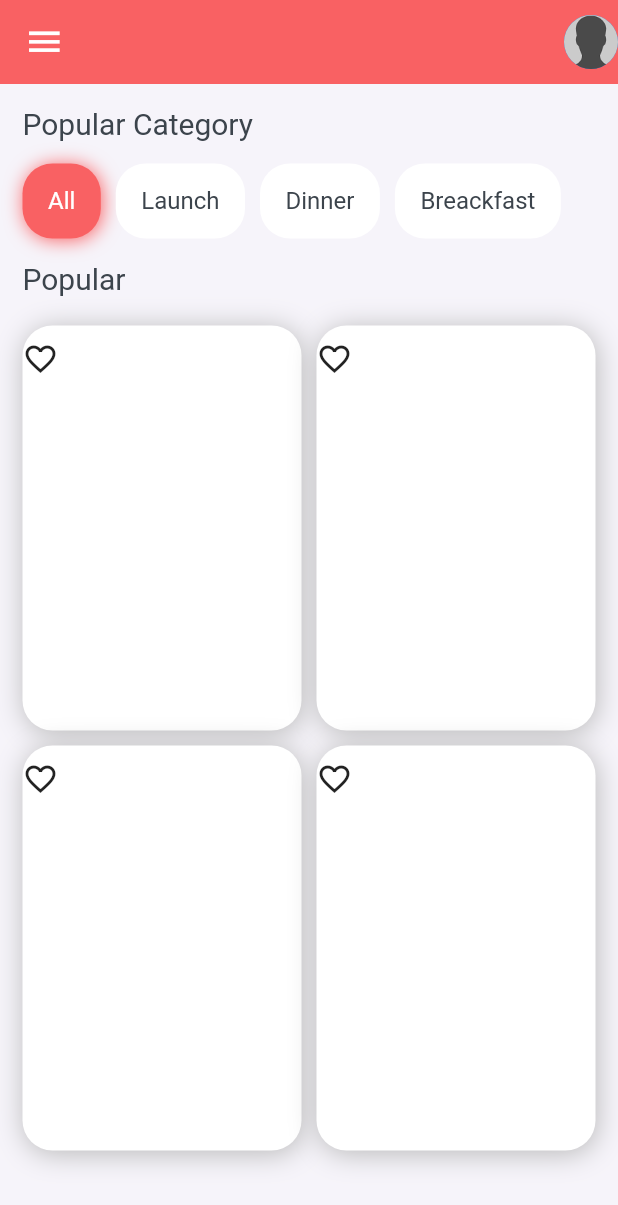
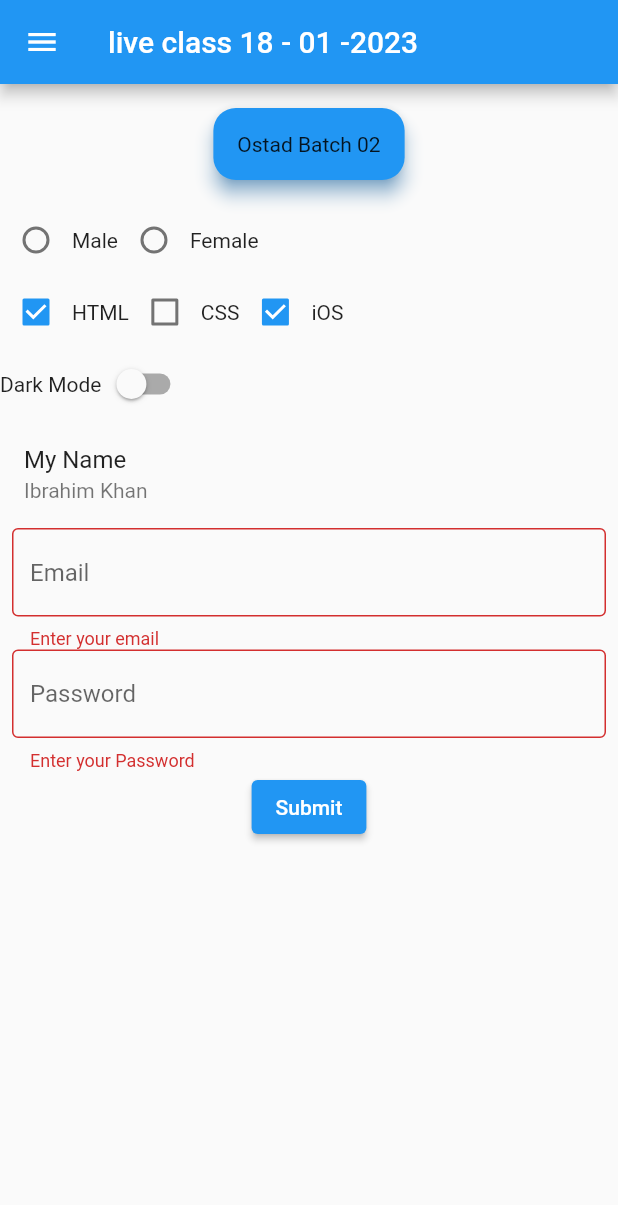
Before and after one commit to Ibrahim-K98han/flutter_resourse, a Flutter app: the screen it shows after launch, on a phone screen of 412 x 824 dp. Shown: the top 1205 px of the screen. Run offline on Flutter 3.47's test engine with Material 2 defaults, Android fonts, the phone set to English and light mode, and no system bars; Roboto replaces fonts that are missing (ro).

Commit message:
live class code

```diff
--- /dev/null
+++ b/lib/live_class_18_1_23/live_class_18_1_23.dart
@@ -0,0 +1,177 @@
+import 'package:flutter/material.dart';
+
+class LiveClass_18_1_23 extends StatefulWidget {
+  const LiveClass_18_1_23({Key? key}) : super(key: key);
+
+  @override
+  State<LiveClass_18_1_23> createState() => _LiveClass_18_1_23State();
+}
+
+class _LiveClass_18_1_23State extends State<LiveClass_18_1_23> {
+  GlobalKey _formKey = GlobalKey<FormState>();
+  @override
+  Widget build(BuildContext context) {
+    return Scaffold(
+      appBar: AppBar(
+        title: Text('live class 18 - 01 -2023'),
+      ),
+      drawer: Drawer(
+        elevation: 8,
+        backgroundColor: Colors.pinkAccent,
+        shape: RoundedRectangleBorder(
+          borderRadius: BorderRadius.only(
+            topRight: Radius.circular(30),
+            bottomRight: Radius.circular(30)
+          )
+        ),
+        child: SafeArea(
+          child: Column(
+            children: [
+              ElevatedButton(onPressed: () {}, child: Text('Click')),
+              Text('Ibrahim Khan'),
+              ListTile(
+                tileColor: Colors.blue,
+                contentPadding: EdgeInsets.symmetric(vertical: 0, horizontal: 12),
+                onTap: (){
+                  print('tap');
+                },
+                onLongPress: (){
+                  print('Long');
+                },
+                leading: Icon(Icons.home),
+                title: Text('Home'),
+                subtitle: Text('go to home quick'),
+                trailing: Icon(Icons.arrow_forward),
+              ),
+              ListTile(
+                tileColor: Colors.red,
+                contentPadding: EdgeInsets.symmetric(vertical: 0, horizontal: 12),
+                onTap: (){
+                  print('tap');
+                },
+                onLongPress: (){
+                  print('Long');
+                },
+                leading: Icon(Icons.home),
+                title: Text('Home'),
+                subtitle: Text('go to home quick'),
+                trailing: Icon(Icons.arrow_forward),
+              ),
+              ListTile(
+                tileColor: Colors.blue,
+                contentPadding: EdgeInsets.symmetric(vertical: 0, horizontal: 12),
+                onTap: (){
+                  print('tap');
+                },
+                onLongPress: (){
+                  print('Long');
+                },
+                leading: Icon(Icons.home),
+                title: Text('Home'),
+                subtitle: Text('go to home quick'),
+                trailing: Icon(Icons.arrow_forward),
+              ),
+            ],
+          ),
+        ),
+      ),
+      body: SingleChildScrollView(
+        scrollDirection: Axis.vertical,
+        child: Column(
+          children: [
+            Card(
+              elevation: 5,
+              color: Colors.blue,
+              shadowColor: Colors.blue,
+              shape: RoundedRectangleBorder(
+                borderRadius: BorderRadius.circular(15),
+                // side: BorderSide.lerp(BorderSide(
+                //   color: Colors.white
+                // ),
+                //     BorderSide(
+                //   color: Colors.red
+                // ),0.1)
+              ),
+              margin: EdgeInsets.all(16),
+              child: Padding(
+                padding: const EdgeInsets.all(16),
+                child: Text('Ostad Batch 02'),
+              ),
+            ),
+            Row(
+              children: [
+                Radio(value: 'Male', groupValue: 'gender', onChanged: (value) {}),
+                Text('Male'),
+                Radio(
+                    value: 'Female', groupValue: 'gender', onChanged: (value) {}),
+                Text('Female')
+              ],
+            ),
+            Row(
+              children: [
+                Checkbox(value: true, onChanged: (value) {}),
+                Text('HTML'),
+                Checkbox(value: false, onChanged: (value) {}),
+                Text('CSS'),
+                Checkbox(value: true, onChanged: (value) {}),
+                Text('iOS')
+              ],
+            ),
+            Row(
+              children: [
+                Text('Dark Mode'),
+                Switch(value: false, onChanged: (value) {})
+              ],
+            ),
+            ListTile(
+              title: Text('My Name'),
+              subtitle: Text('Ibrahim Khan'),
+            ),
+            Form(
+              key: _formKey,
+              child: Padding(
+                padding: const EdgeInsets.only(left: 8.0, right: 8.0),
+                child: Column(
+                  children: [
+                    TextFormField(
+                      keyboardType: TextInputType.emailAddress,
+                      autovalidateMode: AutovalidateMode.always,
+                      validator:(String? value){
+                        if(value!.isEmpty){
+                          return 'Enter your email';
+                        }
+                        return null;
+                      },
+                      decoration: InputDecoration(
+                        border: OutlineInputBorder(),
+                        hintText: 'Email',
+                      ),
+                    ),
+                    TextFormField(
+                      keyboardType: TextInputType.visiblePassword,
+                      obscureText: true,
+                      autovalidateMode: AutovalidateMode.always,
+                      validator:(String? value){
+                        if(value!.isEmpty){
+                          return 'Enter your Password';
+                        }
+                        return null;
+                      },
+                      decoration: InputDecoration(
+                        border: OutlineInputBorder(),
+                        hintText: 'Password',
+                      ),
+                    ),
+                  ],
+                )
+              ),
+            ),
+            ElevatedButton(onPressed: (){
+              // if(_formKey.currentState!.validator)
+            }, child: Text('Submit'))
+          ],
+        ),
+      ),
+    );
+  }
+}
--- a/lib/main.dart
+++ b/lib/main.dart
@@ -1,6 +1,7 @@
 import 'package:flutter/material.dart';
 import 'package:ostad_flutter/bottom_navigator.dart';
 import 'package:ostad_flutter/foodui/food_ui.dart';
+import 'package:ostad_flutter/live_class_18_1_23/live_class_18_1_23.dart';
 
 import 'live_class.dart';
 
@@ -18,7 +19,7 @@ class MyApp extends StatelessWidget {
       theme: ThemeData(
         primarySwatch: Colors.blue,
       ),
-      home: FoodUi()
+      home: LiveClass_18_1_23()
     );
   }
 }
```
